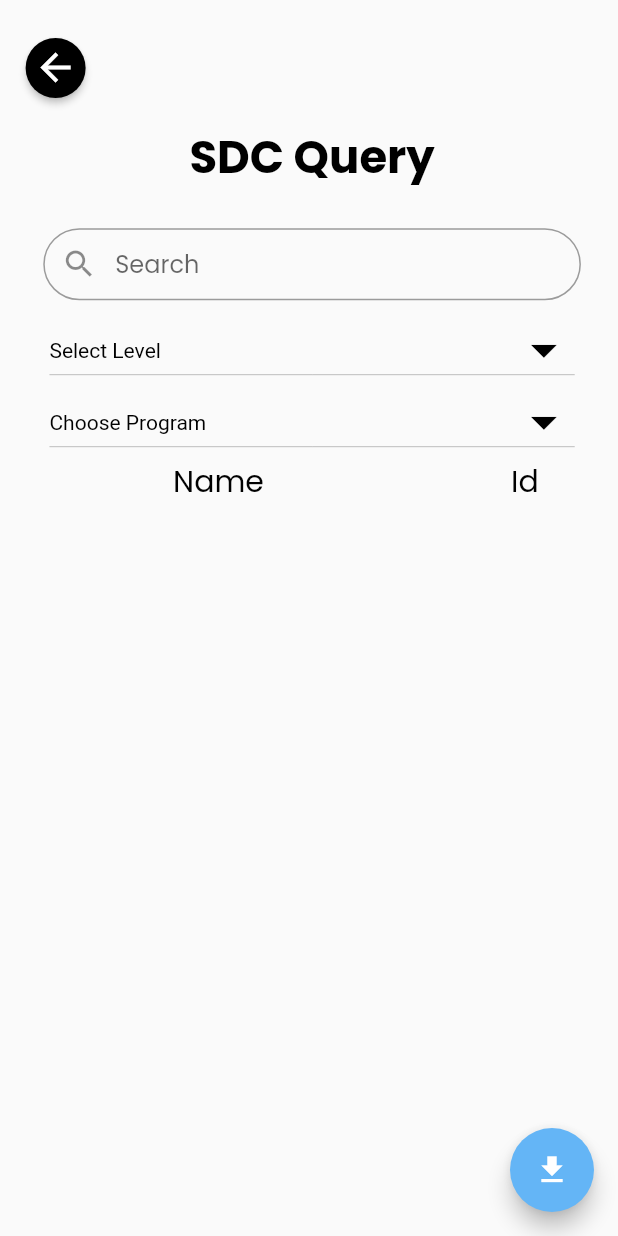
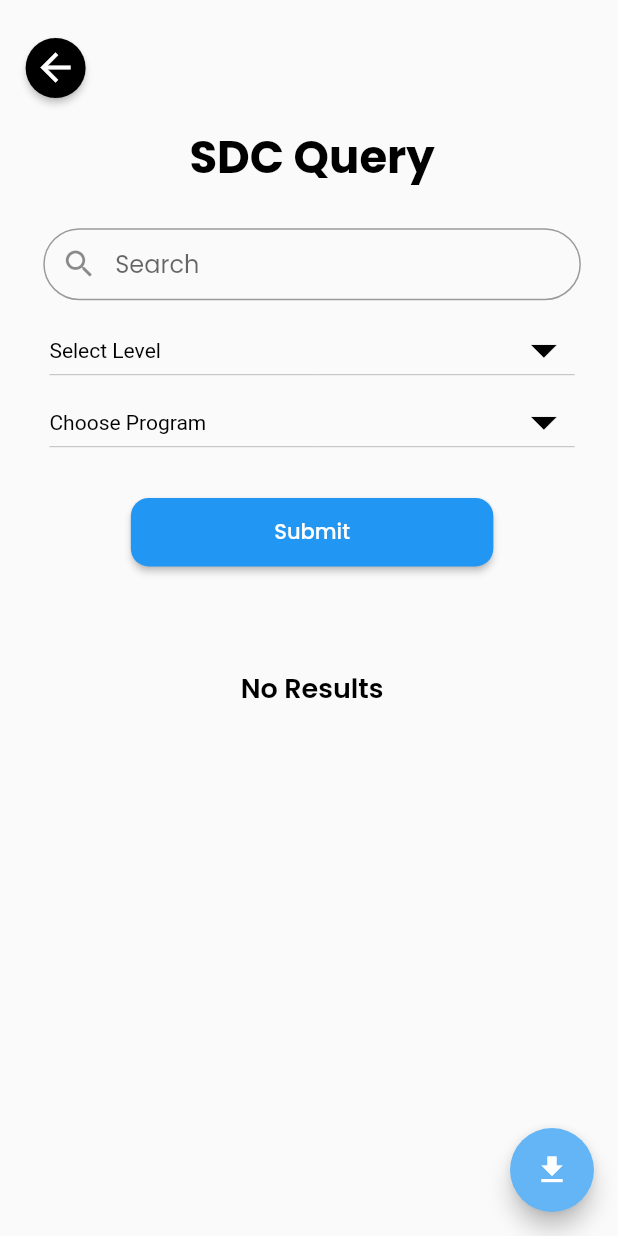
Before and after one commit to rachanaravindan/ashok_leyland_project_3, a Flutter app: the screen it shows once a user with an empty profile is signed in, after a tap on an icon or button, on a phone screen of 412 x 824 dp. Run offline on Flutter 3.47's test engine with Material 2 defaults, Android fonts, the light colour scheme and no system bars; our stand-ins replace animated_splash_screen, cloud_firestore, csv, double_back_to_close_app, firebase_auth, firebase_core and 12 more; missing offline and left inert: ext_storage, open_mail_app, syncfusion_flutter_xlsio; accounts and stored records are empty.

Commit message:
updated after fixing git bug /sharan

```diff
--- a/lib/screens/add_trainee.dart
+++ b/lib/screens/add_trainee.dart
@@ -72,7 +72,7 @@ class _AddTraineeState extends State<AddTrainee> {
               child: Form(
                 key: _formKey,
                 child: Padding(
-                  padding: EdgeInsets.symmetric(horizontal: 20),
+                  padding: EdgeInsets.fromLTRB(3.w, 3.h, 2.w, 0),
                   child: Column(
                     // mainAxisSize: MainAxisSize.min,
                     mainAxisAlignment: MainAxisAlignment.spaceEvenly,
@@ -81,7 +81,7 @@ class _AddTraineeState extends State<AddTrainee> {
                         alignment: Alignment.topLeft,
                         child: Container(
                           alignment: Alignment.topLeft,
-                          margin: EdgeInsets.only(top: 1.h),
+                          margin: EdgeInsets.only(top: 0.h, bottom: 2.h),
                           height: 5.0.h,
                           width: 6.0.h,
                           child: ElevatedButton(
--- a/lib/screens/assesment_list_screen.dart
+++ b/lib/screens/assesment_list_screen.dart
@@ -224,7 +224,7 @@ class _AssesmentListScreenState extends State<AssesmentListScreen> {
           ),
           //SUBMIT BUTTON
           Padding(
-              padding: EdgeInsets.fromLTRB(25.0, 20.0, 25.0, 10.0),
+              padding: EdgeInsets.all(4.w),
               child: ElevatedButton(
                 style: ElevatedButton.styleFrom(
                     primary: Colors.blue,
@@ -235,7 +235,7 @@ class _AssesmentListScreenState extends State<AssesmentListScreen> {
                     //color: Colors.amber,
 
                     padding: EdgeInsets.symmetric(
-                        vertical: 1.5.h, horizontal: 11.6.h),
+                        vertical: 1.5.h, horizontal: 7.h),
                     onPrimary: Colors.white // foreground
                     ),
                 onPressed: () async {
--- a/lib/screens/forget_password.dart
+++ b/lib/screens/forget_password.dart
@@ -100,7 +100,7 @@ class _ForgotPasswordState extends State<ForgotPassword> {
                           borderRadius: BorderRadius.circular(12)),
                       elevation: 2,
                       padding: EdgeInsets.symmetric(
-                          vertical: 1.5.h, horizontal: 11.6.h),
+                          vertical: 1.5.h, horizontal: 7.h),
                       onPrimary: Colors.white, // foreground
                     ),
                     onPressed: () {
--- a/lib/screens/home.dart
+++ b/lib/screens/home.dart
@@ -196,8 +196,8 @@ class _HomeScreenState extends State<HomeScreen> {
                         departmentButton(
                             'Department \n Allocation', 16.0.h, 16.0.h, 4),
                         departmentButton(
-                            'On the job \n Training', 16.0.h, 16.0.h, 5),
-                        departmentButton('On the job \n Training \n Query',
+                            'On the Job \n Training', 16.0.h, 16.0.h, 5),
+                        departmentButton('Skill Query',
                             16.0.h, 16.0.h, 6),
                         departmentButton('Promotion', 16.0.h, 16.0.h, 7),
                       ],
--- a/lib/screens/on_the_job_training_query.dart
+++ b/lib/screens/on_the_job_training_query.dart
@@ -463,7 +463,7 @@ class _OnTheJobTrainingQueryState extends State<OnTheJobTrainingQuery> {
           rows.add(row);
         }
         if (departmentDropDownValue == "A - Engine Assembly") {
-          print("inside h engine assembly");
+          print("inside A engine assembly");
           _AEngineAssembly.keys.forEach((k) async {
             await FirebaseFirestore.instance
                 .collection("trainee")
--- a/lib/screens/sdc_query.dart
+++ b/lib/screens/sdc_query.dart
@@ -36,6 +36,7 @@ class _SdcQueryState extends State<SdcQuery> {
   Timestamp _toTimeStamp = Timestamp.fromDate(DateTime.now());
   List _allResults = [];
   List _searchResults = [];
+  String searchText = "-1";
   List<String> LevelList = ["Select Level", "L0", "L1"];
   List<String> ProgramList = [
     'Choose Program',
@@ -271,8 +272,22 @@ class _SdcQueryState extends State<SdcQuery> {
 
   //new getData()
   getData() async {
-    print("checking");
-    if (_levelDropDownValue != "Select Level") {
+    print("checking" + _searchController.text);
+    if (_searchController.text.length != 0 &&
+        _levelDropDownValue == "Select Level" &&
+        _programDropDownValue == "Choose Program") {
+      print("Inside EmpId search");
+      data = await FirebaseFirestore.instance
+          .collection("trainee")
+          .where("empId", isEqualTo: searchText)
+          .get();
+      setState(() {
+        _allResults = data.docs;
+        if (_allResults.length == 0) {
+          _allResults = [];
+        }
+      });
+    } else if (_levelDropDownValue != "Select Level") {
       if (_programDropDownValue != "Choose Program") {
         //with level and program case
         data = await FirebaseFirestore.instance
@@ -283,10 +298,13 @@ class _SdcQueryState extends State<SdcQuery> {
         setState(() {
           print("in Set data");
           _allResults = data.docs;
+          if (_allResults.length == 0) {
+            _allResults = [];
+          }
         });
       } else {
         //With only level
-        print("with date");
+        print("with level");
         data = await FirebaseFirestore.instance
             .collection("trainee")
             .where("level", isEqualTo: _levelDropDownValue)
@@ -294,13 +312,17 @@ class _SdcQueryState extends State<SdcQuery> {
         setState(() {
           print("in Set data");
           _allResults = data.docs;
+          if (_allResults.length == 0) {
+            _allResults = [];
+          }
         });
       }
+    } else {
+      _allResults = [];
     }
     searchResultsList();
     return "complete";
   }
-
 
   @override
   Widget build(BuildContext context) {
@@ -418,6 +440,9 @@ class _SdcQueryState extends State<SdcQuery> {
                                       border: OutlineInputBorder(
                                           borderRadius:
                                               BorderRadius.circular(30))),
+                                  onChanged: (input) {
+                                    searchText = input;
+                                  },
                                 ),
                               ),
                             ),
@@ -452,7 +477,6 @@ class _SdcQueryState extends State<SdcQuery> {
                               onChanged: (String value) {
                                 setState(() {
                                   _levelDropDownValue = value;
-                                  getData();
                                 });
                               },
                             ),
@@ -487,42 +511,65 @@ class _SdcQueryState extends State<SdcQuery> {
                               onChanged: (String value) {
                                 setState(() {
                                   _programDropDownValue = value;
-                                  getData();
                                 });
                               },
                             ),
                           ),
+                          Padding(
+                            padding: const EdgeInsets.all(25.0),
+                            child: ElevatedButton(
+                                style: ElevatedButton.styleFrom(
+                                  shape: RoundedRectangleBorder(
+                                      borderRadius: BorderRadius.circular(12)),
+                                  elevation: 2,
 
-                          Row(
+                                  padding: EdgeInsets.symmetric(
+                                      vertical: 1.5.h, horizontal: 11.6.h),
+                                  onPrimary: Colors.white, // foreground
+                                ),
+                                onPressed: () async {
+                                  getData();
+                                },
+                                child: Text('Submit')),
+                          ),
+                          _allResults.length > 0
+                              ? Row(
                                   children: [
-                              SizedBox(
-                                width: 25.w,
-                              ),
-                              Text(
+                                    Padding(
+                                      padding: EdgeInsets.only(left: 25.w),
+                                      child: Text(
                                         'Name',
                                         style: TextStyle(
                                             fontSize: 20.0,
                                             fontWeight: FontWeight.w400,
                                             color: Colors.black),
                                       ),
-                              SizedBox(
-                                width: 40.w,
                                     ),
-                              Text('Id',
+                                    Padding(
+                                      padding: EdgeInsets.only(left: 31.w),
+                                      child: Text('Id',
                                           style: TextStyle(
                                               fontSize: 20.0,
                                               fontWeight: FontWeight.w400,
-                                      color: Colors.black))
+                                              color: Colors.black)),
+                                    )
                                   ],
-                          ),
-
-                          ListView.builder(
+                                )
+                              : Text(""),
+                          _searchResults.length > 0
+                              ? ListView.builder(
                                   primary: false,
                                   shrinkWrap: true,
                                   physics: NeverScrollableScrollPhysics(),
                                   itemCount: _searchResults.length,
-                            itemBuilder: (BuildContext context, int index) =>
+                                  itemBuilder: (BuildContext context,
+                                          int index) =>
                                       buildCard(context, _searchResults[index]),
+                                )
+                              : Padding(
+                                  padding: EdgeInsets.only(top: 5.w),
+                                  child: Text("No Results",
+                                      style: Constants.regularHeading),
                                 ),
                         ],
                       ),
```
Also changed, not shown: lib/my_fav_animations/loading.dart (+28 -3 lines), lib/screens/deleteTrainee.dart (+6 -1 lines), lib/screens/otjtQuery.dart (+56 -23 lines), lib/screens/sdc_training.dart (+13 -12 lines), lib/screens/signin_page.dart (+11 -0 lines), lib/screens/trainee_profile.dart (+11 -10 lines). Lines whose indentation alone changed are shown as unchanged.
